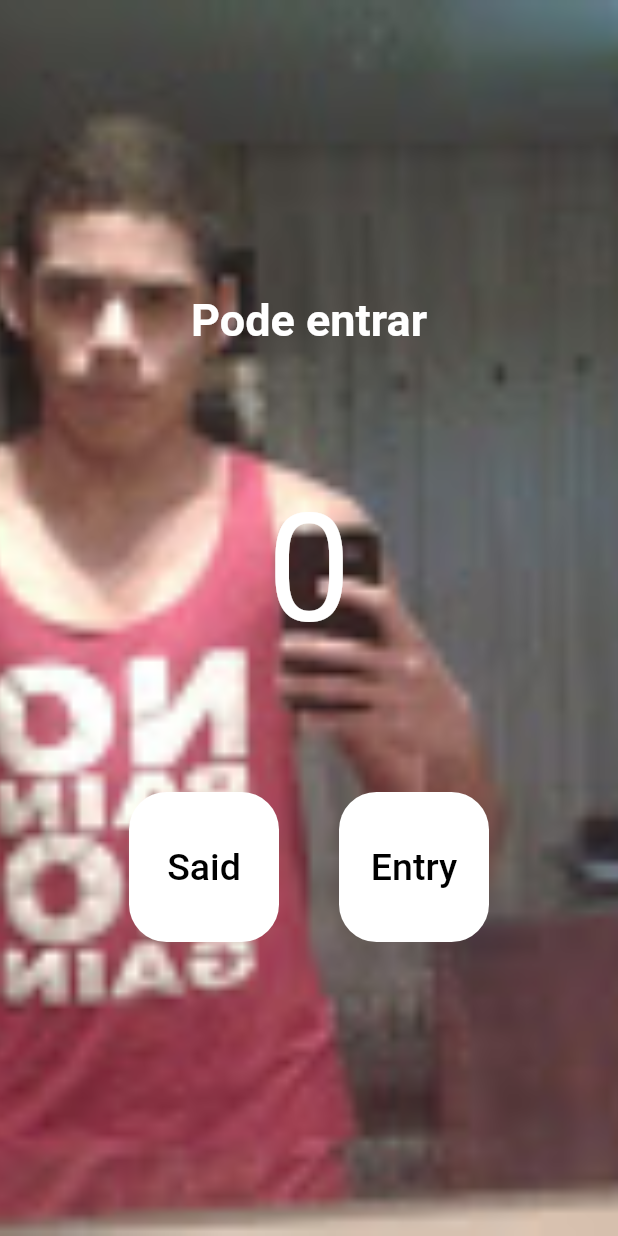
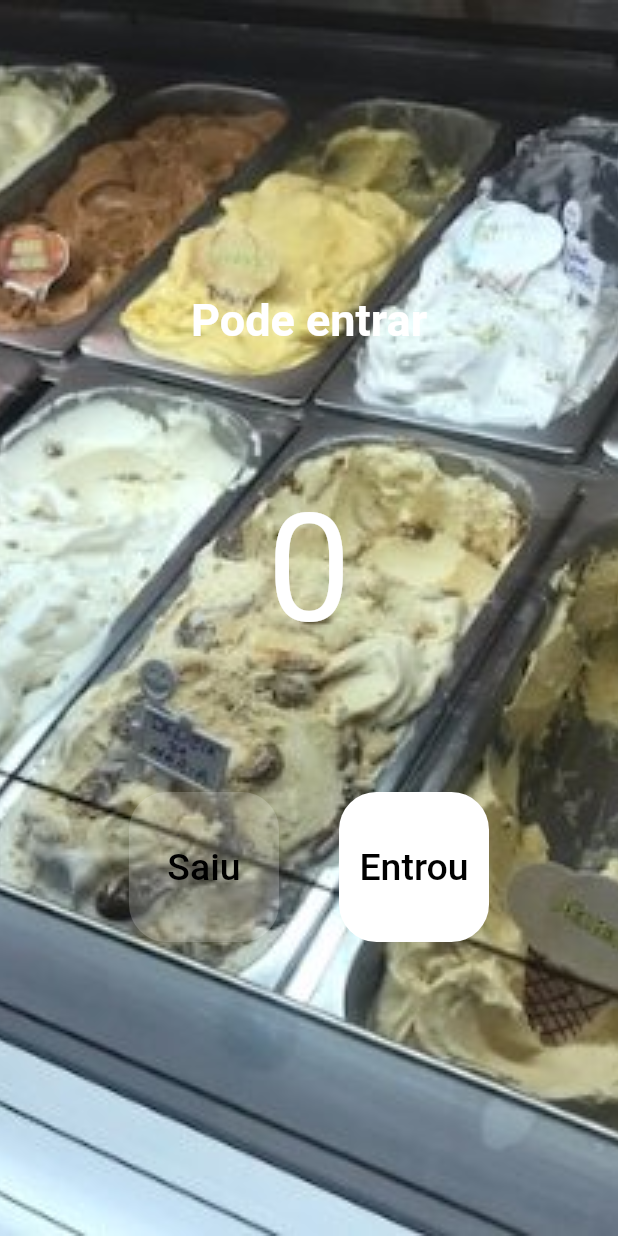
Before and after one commit to vini-bolado/Contador-Sorveteria, a Flutter app: the screen it shows after launch, on a phone screen of 412 x 824 dp. Run offline on Flutter 3.47's test engine with Material 2 defaults, Android fonts, the phone set to English and light mode, and no system bars; missing offline and left inert: dart:ffi.

Commit message:
finalização

```diff
--- a/lib/main.dart
+++ b/lib/main.dart
@@ -54,7 +54,7 @@ class _HomePageState extends State<HomePage> {
       body: Container(
         decoration: const BoxDecoration(
             image: DecorationImage(
-          image: AssetImage('assets/image/image.jpg'),
+          image: AssetImage('assets/image/imagem.jpg'),
           fit: BoxFit.cover,
         )),
         child: Column(
@@ -73,9 +73,9 @@ class _HomePageState extends State<HomePage> {
             ),
             Text(
               '$count',
-              style: const TextStyle(
+              style: TextStyle(
                 fontSize: 100,
-                color: Colors.white,
+                color: isFull ? Colors.red : Colors.white,
               ),
             ),
             const SizedBox(
@@ -85,16 +85,18 @@ class _HomePageState extends State<HomePage> {
               mainAxisAlignment: MainAxisAlignment.center,
               children: [
                 TextButton(
-                  onPressed: decrement,
+                  onPressed: isEmpty ? null : decrement,
                   style: TextButton.styleFrom(
-                      backgroundColor: Colors.white,
+                      backgroundColor: isEmpty
+                          ? Colors.white.withOpacity(0.2)
+                          : Colors.white,
                       fixedSize: const Size(100, 100),
                       primary: Colors.black,
                       shape: RoundedRectangleBorder(
                         borderRadius: BorderRadius.circular(25),
                       )),
                   child: const Text(
-                    'Said',
+                    'Saiu',
                     style: TextStyle(
                       color: Colors.black,
                       fontSize: 25,
@@ -105,16 +107,17 @@ class _HomePageState extends State<HomePage> {
                   width: 40,
                 ),
                 TextButton(
-                  onPressed: increment,
+                  onPressed: isFull ? null : increment,
                   style: TextButton.styleFrom(
-                      backgroundColor: Colors.white,
+                      backgroundColor:
+                          isFull ? Colors.white.withOpacity(0.2) : Colors.white,
                       fixedSize: const Size(100, 100),
                       primary: Colors.black,
                       shape: RoundedRectangleBorder(
                         borderRadius: BorderRadius.circular(25),
                       )),
                   child: const Text(
-                    'Entry',
+                    'Entrou',
                     style: TextStyle(
                       color: Colors.black,
                       fontSize: 25,
--- a/pubspec.yaml
+++ b/pubspec.yaml
@@ -63,7 +63,7 @@ flutter:
   #   - images/a_dot_ham.jpeg
 
   assets:
-    - assets/image/image.jpg
+    - assets/image/imagem.jpg
 
   # An image asset can refer to one or more resolution-specific "variants", see
   # https://flutter.dev/assets-and-images/#resolution-aware.
```
Also changed, not shown: assets/image/image.jpg (deleted), assets/image/imagem.jpg (added).
